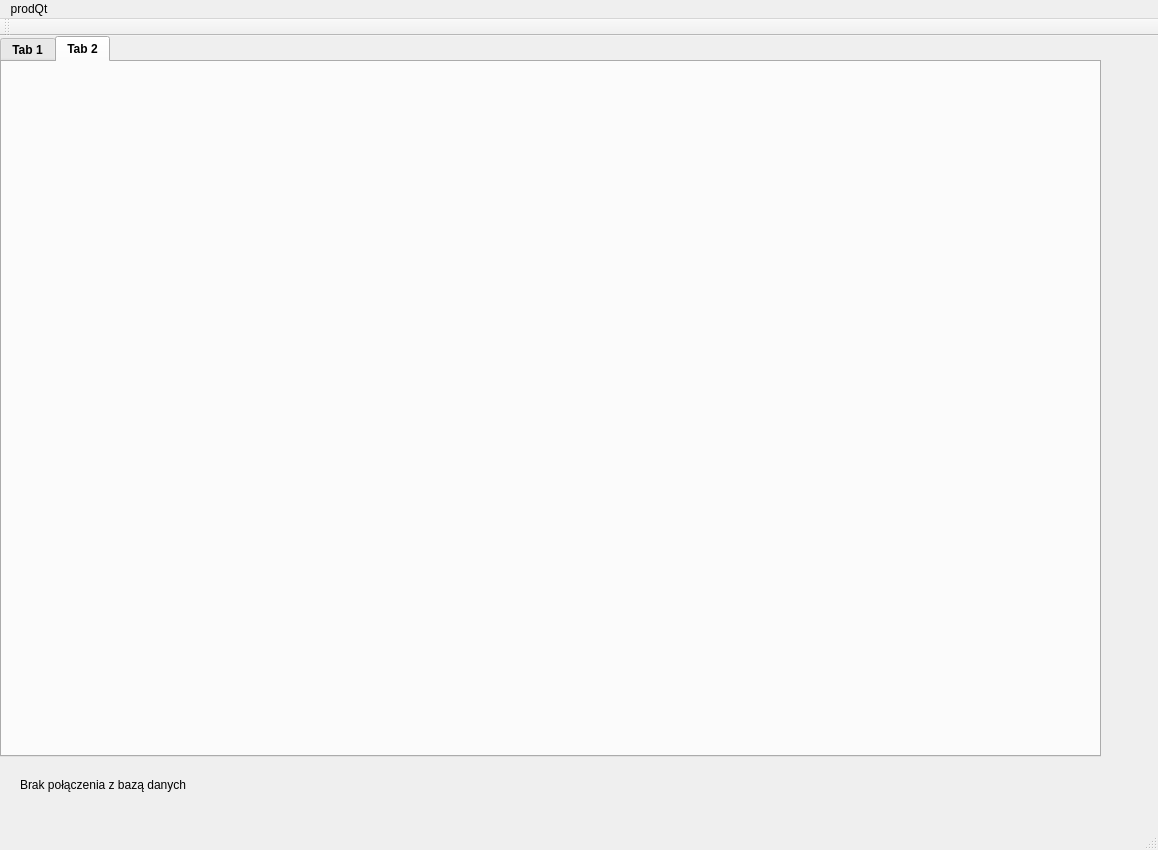
Above: prodQt/Visuals/mainwindow.ui from lukaswajdzik/produQt before the change. Below: the same form after it.
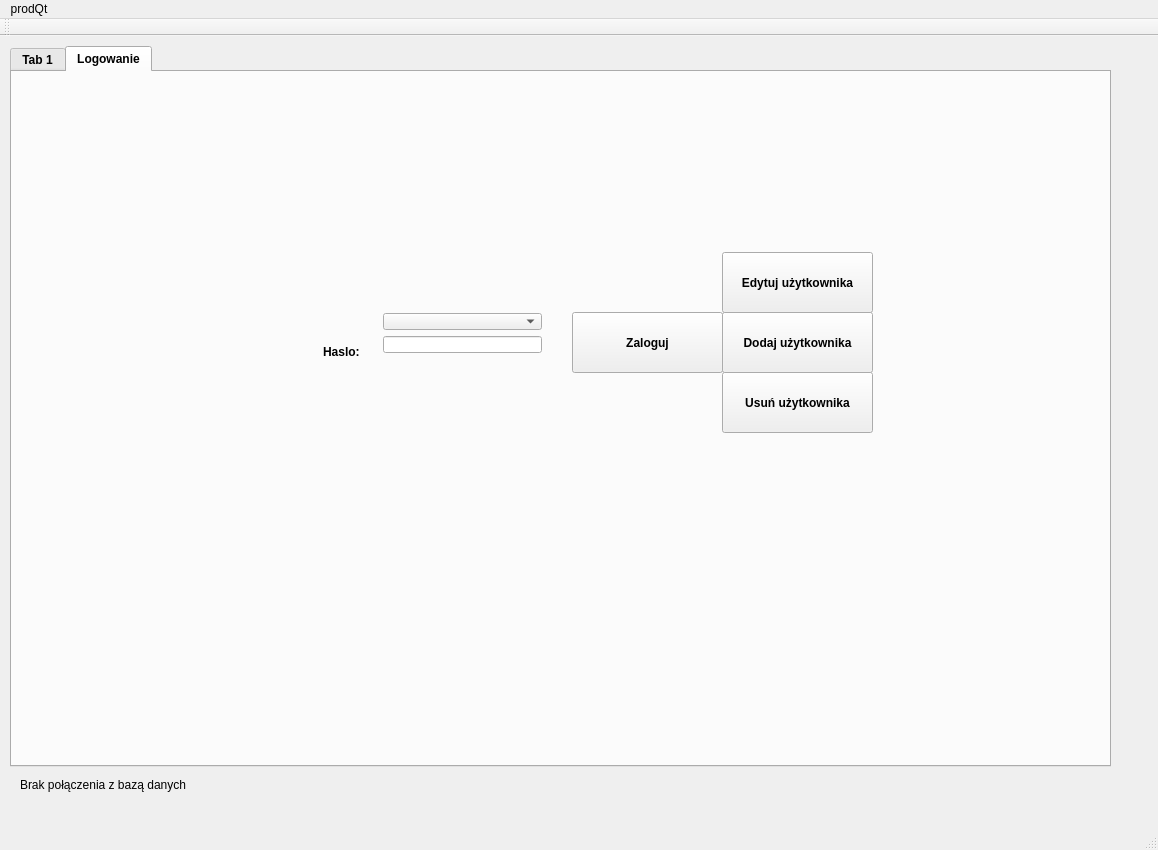
That is the form after the change.

Commit message: User logger added to GUI

```diff
--- a/prodQt/Visuals/mainwindow.ui
+++ b/prodQt/Visuals/mainwindow.ui
@@ -30,8 +30,8 @@
    <widget class="QTabWidget" name="tabWidget">
     <property name="geometry">
      <rect>
-      <x>0</x>
-      <y>0</y>
+      <x>10</x>
+      <y>10</y>
       <width>1101</width>
       <height>721</height>
      </rect>
@@ -55,8 +55,91 @@
     </widget>
     <widget class="QWidget" name="tab_2">
      <attribute name="title">
-      <string>Tab 2</string>
+      <string>Logowanie</string>
      </attribute>
+     <widget class="QPushButton" name="pushButton">
+      <property name="geometry">
+       <rect>
+        <x>710</x>
+        <y>240</y>
+        <width>151</width>
+        <height>61</height>
+       </rect>
+      </property>
+      <property name="text">
+       <string>Dodaj użytkownika</string>
+      </property>
+     </widget>
+     <widget class="QPushButton" name="pushButton_2">
+      <property name="geometry">
+       <rect>
+        <x>710</x>
+        <y>300</y>
+        <width>151</width>
+        <height>61</height>
+       </rect>
+      </property>
+      <property name="text">
+       <string>Usuń użytkownika</string>
+      </property>
+     </widget>
+     <widget class="QPushButton" name="pushButton_3">
+      <property name="geometry">
+       <rect>
+        <x>560</x>
+        <y>240</y>
+        <width>151</width>
+        <height>61</height>
+       </rect>
+      </property>
+      <property name="text">
+       <string>Zaloguj</string>
+      </property>
+     </widget>
+     <widget class="QLabel" name="label">
+      <property name="geometry">
+       <rect>
+        <x>311</x>
+        <y>271</y>
+        <width>45</width>
+        <height>17</height>
+       </rect>
+      </property>
+      <property name="text">
+       <string>Haslo:</string>
+      </property>
+     </widget>
+     <widget class="QPushButton" name="pushButton_4">
+      <property name="geometry">
+       <rect>
+        <x>710</x>
+        <y>180</y>
+        <width>151</width>
+        <height>61</height>
+       </rect>
+      </property>
+      <property name="text">
+       <string>Edytuj użytkownika</string>
+      </property>
+     </widget>
+     <widget class="QWidget" name="">
+      <property name="geometry">
+       <rect>
+        <x>360</x>
+        <y>230</y>
+        <width>181</width>
+        <height>62</height>
+       </rect>
+      </property>
+      <layout class="QVBoxLayout" name="verticalLayout">
+       <item>
+        <widget class="QComboBox" name="comboBox"/>
+       </item>
+       <item>
+        <widget class="QLineEdit" name="lineEdit"/>
+       </item>
+      </layout>
+     </widget>
     </widget>
    </widget>
   </widget>
```
Left out of the diff: 2 changed lines with no effect on the pictures. The commit also changes 4 other files.
